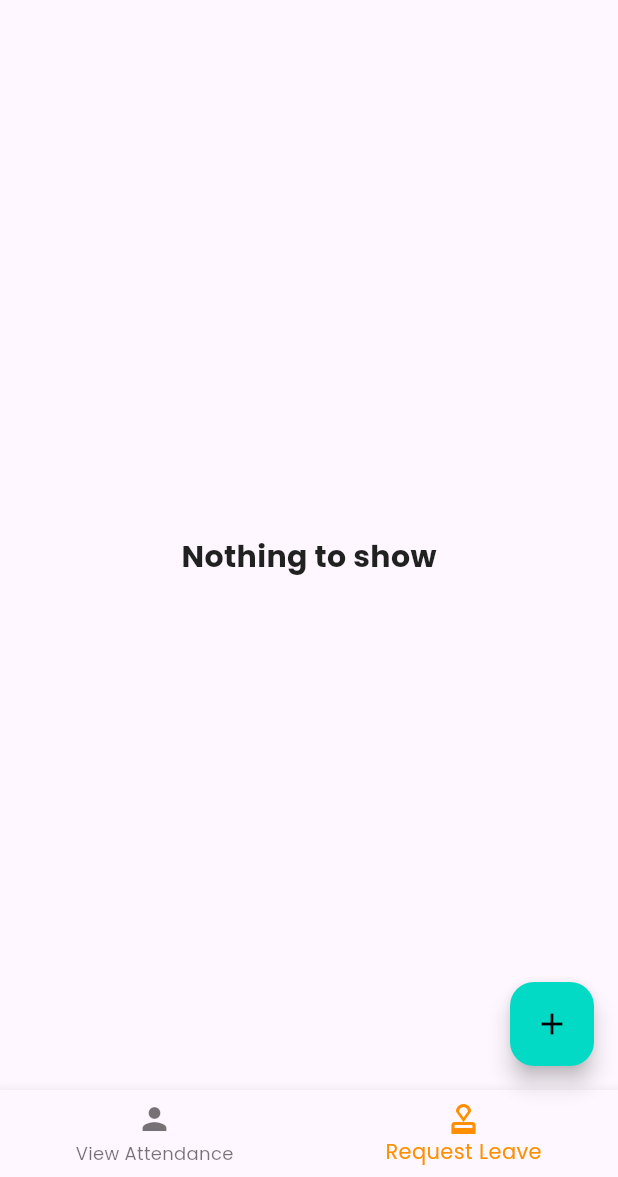
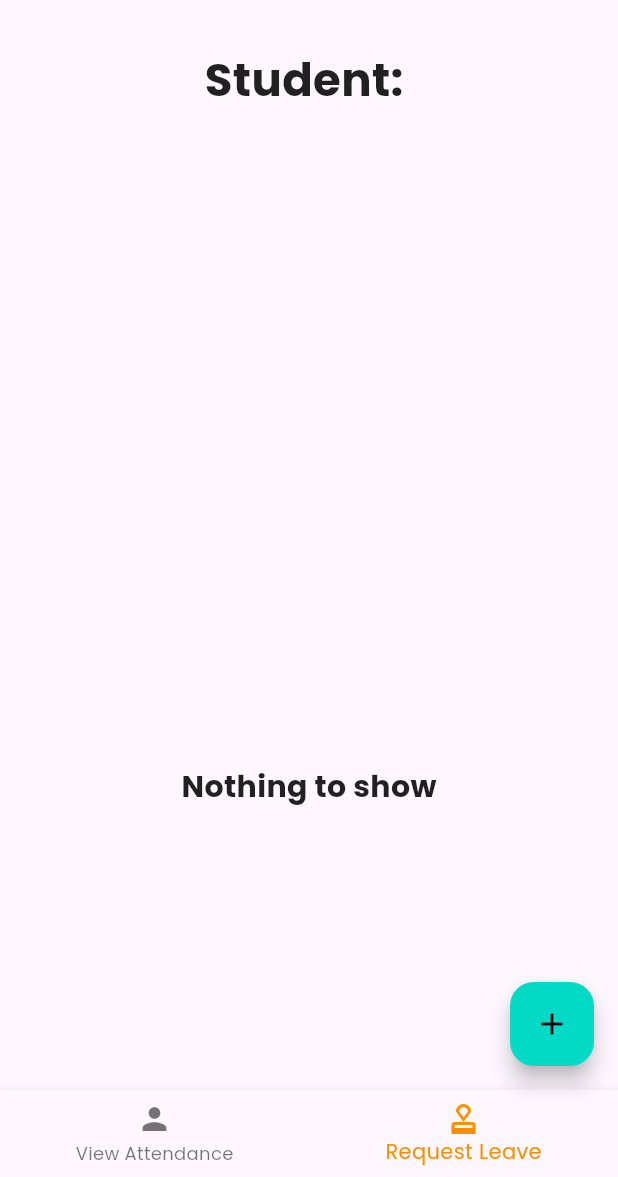
Before and after one commit to BilalAbbas78/attendance_management_system, a Flutter app: the UserPage screen opened directly with empty values, item 2 of the bottom bar chosen, on a phone screen of 412 x 824 dp, the part 59-1236 px from its top. Run offline on Flutter 3.47's test engine with Material 2 defaults, Android fonts, the phone set to English and light mode, and no system bars; our stand-ins replace firebase_core, firebase_database, fluttertoast, google_fonts, toggle_switch; missing offline and left inert: month_year_picker; accounts and stored records are empty.

Commit message:
Student name added with Nothing to show

```diff
--- a/lib/userpage.dart
+++ b/lib/userpage.dart
@@ -303,12 +303,28 @@ class _UserPageState extends State<UserPage> {
 
   getRequestLeaveWidget(){
     if (userLeaveRequestList.isEmpty){
-      return const Text (
+      return Column(
+          children: <Widget>[
+            Padding(
+              padding: const EdgeInsets.only(top: 15.0, bottom: 15.0),
+              child: Text("Student: $username",
+                style: const TextStyle(
+                  fontSize: 30,
+                  fontWeight: FontWeight.bold,
+                ),
+              ),
+            ),
+            const Center(
+              heightFactor: 30,
+              child: Text (
                 "Nothing to show",
                 style: TextStyle(
                   fontSize: 20,
                   fontWeight: FontWeight.bold,
                 ),
+              ),
+            ),
+          ]
       );
     }
     else {
@@ -356,12 +372,28 @@ class _UserPageState extends State<UserPage> {
 
   getViewAttendanceWidget(){
     if (userAttendanceList.isEmpty){
-      return const Text (
+      return Column(
+          children: <Widget>[
+            Padding(
+              padding: const EdgeInsets.only(top: 15.0, bottom: 15.0),
+              child: Text("Student: $username",
+                style: const TextStyle(
+                  fontSize: 30,
+                  fontWeight: FontWeight.bold,
+                ),
+              ),
+            ),
+            const Center(
+              heightFactor: 30,
+              child: Text (
                 "Nothing to show",
                 style: TextStyle(
                   fontSize: 20,
                   fontWeight: FontWeight.bold,
                 ),
+              ),
+            ),
+          ]
       );
     }
     else {
```
Lines whose indentation alone changed are shown as unchanged.
